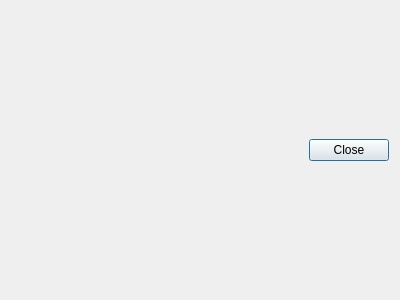
FranciscoGauna/SER, file src/SER/ui/components_dialog.ui: the form before one commit.
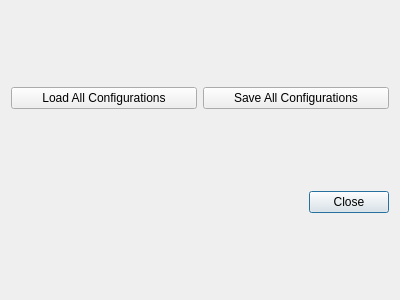
The form after the commit.

```diff
--- a/src/SER/ui/components_dialog.ui
+++ b/src/SER/ui/components_dialog.ui
@@ -14,10 +14,7 @@
    <string>Dialog</string>
   </property>
   <layout class="QGridLayout" name="gridLayout">
-   <item row="0" column="0">
-    <layout class="QVBoxLayout" name="components_layout"/>
-   </item>
-   <item row="1" column="0">
+   <item row="2" column="0">
     <widget class="QDialogButtonBox" name="button_box">
      <property name="orientation">
       <enum>Qt::Horizontal</enum>
@@ -27,6 +24,27 @@
      </property>
     </widget>
    </item>
+   <item row="0" column="0">
+    <layout class="QVBoxLayout" name="components_layout"/>
+   </item>
+   <item row="1" column="0">
+    <layout class="QHBoxLayout" name="all_layout">
+     <item>
+      <widget class="QPushButton" name="load_all_button">
+       <property name="text">
+        <string>Load All Configurations</string>
+       </property>
+      </widget>
+     </item>
+     <item>
+      <widget class="QPushButton" name="save_all_button">
+       <property name="text">
+        <string>Save All Configurations</string>
+       </property>
+      </widget>
+     </item>
+    </layout>
+   </item>
   </layout>
  </widget>
  <resources/>
```
